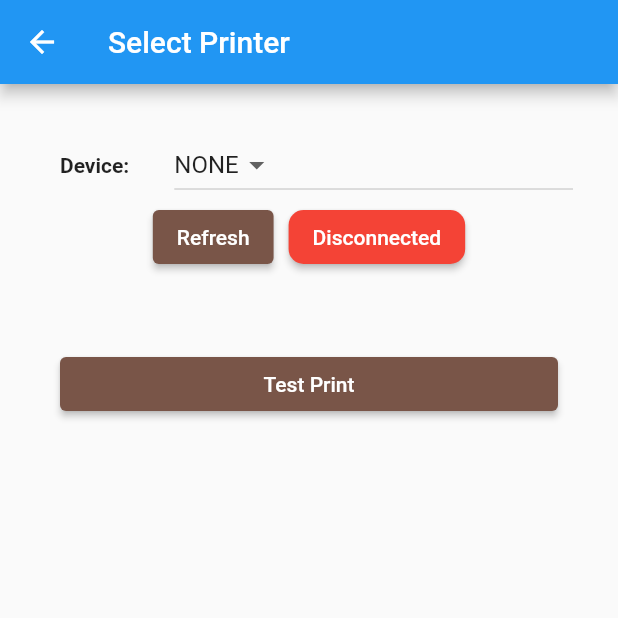
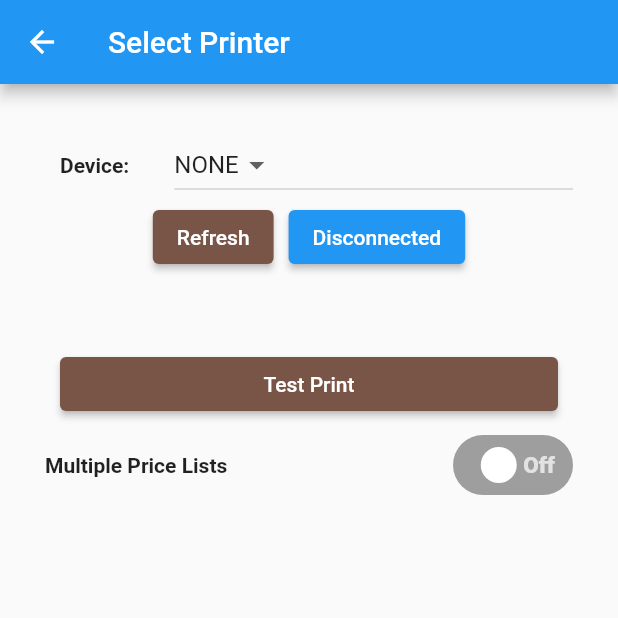
Before and after one commit to Henrykamande/stalismobileapp, a Flutter app: the PrintPage screen opened by its route, on a phone screen of 412 x 824 dp, the top half of it. Run offline on Flutter 3.47's test engine with Material 2 defaults, Android fonts, the light colour scheme and no system bars; drawn by our look-alikes of flutter_switch; our stand-ins replace email_validator, shared_preferences, snippet_coder_utils; missing offline and left inert: blue_thermal_printer, esc_pos_bluetooth, esc_pos_utils, flutter_bluetooth_basic; accounts and stored records are empty.

Commit message:
general setting Multiple Prices

```diff
--- a/lib/main.dart
+++ b/lib/main.dart
@@ -11,7 +11,7 @@ import 'package:testproject/pages/creditmemo/retrunedProducts.dart';
 import 'package:testproject/pages/payment/searchaccount.dart';
 import 'package:testproject/pages/productsPages/inventorylist.dart';
 
-import 'package:testproject/pages/printerPages/print_page.dart';
+import 'package:testproject/pages/printerPages/general_settings.dart';
 import 'package:testproject/providers/api_service.dart';
 import 'package:testproject/providers/login_service.dart';
 import 'package:testproject/pages/productsPages/searchproduct.dart';
@@ -55,7 +55,7 @@ class Stalisapp extends StatelessWidget {
             '/soldproducts': (context) => SoldProducts(),
             '/paymentsearch': (context) => PaymentSearch(),
             '/salepayments': (context) => SalePayment(),
-            '/defaultprinter': (context) => PrintPage(),
+            '/generalsettings': (context) => PrintPage(),
             '/customerDeposit': (context) => CustomerDeposit(),
             '/customercreditnote': (context) => CustomerCreditNote(),
             '/returnedproducts': (context) => ReturnProducts(),
--- a/lib/pages/outsourced/outsourced.dart
+++ b/lib/pages/outsourced/outsourced.dart
@@ -147,8 +147,7 @@ class _OutsourcedProducts extends State<OutsourcedProducts> {
               ),
               //Dropdown
 
-              RaisedButton(
-                color: Colors.pink[400],
+              ElevatedButton(
                 child: Text(
                   'Update',
                   style: TextStyle(color: Colors.white),
--- a/lib/pages/payment/addPayment.dart
+++ b/lib/pages/payment/addPayment.dart
@@ -139,8 +139,7 @@ class _AddPaymentFormState extends State<AddPaymentForm> {
 
               Container(
                 width: double.infinity,
-                child: RaisedButton(
-                  color: Colors.pink[400],
+                child: ElevatedButton(
                   child: (previousrouteString == '/customercreditnote')
                       ? Text(
                           'Add Top Up Payment',
--- a/lib/pages/printerPages/print_page.dart
+++ b/lib/pages/printerPages/general_settings.dart
@@ -6,6 +6,7 @@ import 'package:provider/provider.dart';
 import 'package:testproject/providers/api_service.dart';
 import 'package:testproject/providers/productslist_provider.dart';
 import 'package:testproject/pages/printerPages/testprint.dart';
+import 'package:flutter_switch/flutter_switch.dart';
 
 class PrintPage extends StatefulWidget {
   State<PrintPage> createState() => _PrintPageState();
@@ -17,6 +18,7 @@ class _PrintPageState extends State<PrintPage> {
   List<BluetoothDevice> _devices = [];
   BluetoothDevice? _selecteddevice;
   bool _connected = false;
+  bool status = false;
   List<BluetoothDevice> _activedevices = [];
   @override
   void initState() {
@@ -160,10 +162,10 @@ class _PrintPageState extends State<PrintPage> {
                     SizedBox(
                       width: 10.0,
                     ),
-                    RaisedButton(
-                      shape: RoundedRectangleBorder(
+                    ElevatedButton(
+                      /* shape: RoundedRectangleBorder(
                           borderRadius: BorderRadius.circular(10)),
-                      color: _connected ? Colors.green : Colors.red,
+                      color: _connected ? Colors.green : Colors.red, */
                       onPressed: _connected ? _disconnect : _connect,
                       child: Text(
                         _connected ? 'connected' : 'Disconnected',
@@ -192,6 +194,39 @@ class _PrintPageState extends State<PrintPage> {
                     },
                     child: Text('Test Print'),
                   ),
+                ),
+                SizedBox(
+                  height: 10.0,
+                ),
+                Row(
+                  mainAxisAlignment: MainAxisAlignment.spaceBetween,
+                  children: [
+                    Text(
+                      'Multiple Price Lists',
+                      style: TextStyle(fontWeight: FontWeight.bold),
+                    ),
+                    Consumer<ProductListProvider>(
+                      builder: (context, value, child) {
+                        return FlutterSwitch(
+                          width: 80.0,
+                          height: 40.0,
+                          valueFontSize: 15.0,
+                          toggleSize: 45.0,
+                          value: value.multiplePriceList,
+                          borderRadius: 30.0,
+                          padding: 8.0,
+                          showOnOff: true,
+                          onToggle: (val) {
+                            setState(() {
+                              status = val;
+                              value.setMultiplePriceList(val);
+                              print(val);
+                            });
+                          },
+                        );
+                      },
+                    ),
+                  ],
                 ),
               ],
             ),
--- a/lib/providers/productslist_provider.dart
+++ b/lib/providers/productslist_provider.dart
@@ -33,6 +33,7 @@ class ProductListProvider with ChangeNotifier {
   List<Payment> _depositPaymentsList = [];
   dynamic _depositItem;
   String _selecteddate = '';
+  bool _multiplePriceList = false;
   List<SaleRow> get productlist {
     return [..._productList];
   }
@@ -79,6 +80,7 @@ class ProductListProvider with ChangeNotifier {
   String get customerPhone => _customerPhone;
   dynamic get selecteddepositItem => _depositItem;
   String get selectedDate => _selecteddate;
+  bool get multiplePriceList => _multiplePriceList;
 //Replacement Product functions
 
   void setCreditNoteListempty() {
@@ -358,4 +360,8 @@ class ProductListProvider with ChangeNotifier {
   void resetSelectedDate() {
     _selecteddate = '';
   }
+
+  void setMultiplePriceList(value) {
+    _multiplePriceList = value;
+  }
 }
--- a/lib/shared/drawerscreen.dart
+++ b/lib/shared/drawerscreen.dart
@@ -105,12 +105,12 @@ class DrawerScreen extends StatelessWidget {
             },
           ),
           ListTile(
-            title: const Text('SetUp Printer'),
+            title: const Text('General Settings'),
             onTap: () {
               // Update the state of the app
               // ...
               // Then close the drawer
-              Navigator.pushNamed(context, '/defaultprinter');
+              Navigator.pushNamed(context, '/generalsettings');
             },
           ),
           ListTile(
--- a/pubspec.yaml
+++ b/pubspec.yaml
@@ -44,6 +44,8 @@ dependencies:
   qr_flutter: ^4.0.0
   oktoast: ^3.1.5
   url_launcher: ^6.0.10
+  lite_rolling_switch: ^1.0.0
+  flutter_switch: ^0.3.2
 
 
 
```
Also changed, not shown: lib/homepage.dart (+4 -4 lines), lib/pages/creditmemo/creditnote.dart (+3 -6 lines), lib/pages/deposit/deposit.dart (+2 -5 lines), lib/pages/gassale/gasSale.dart (+2 -5 lines), lib/pages/productsPages/addProductForm.dart (+50 -3 lines), pubspec.lock, 2 other files.
